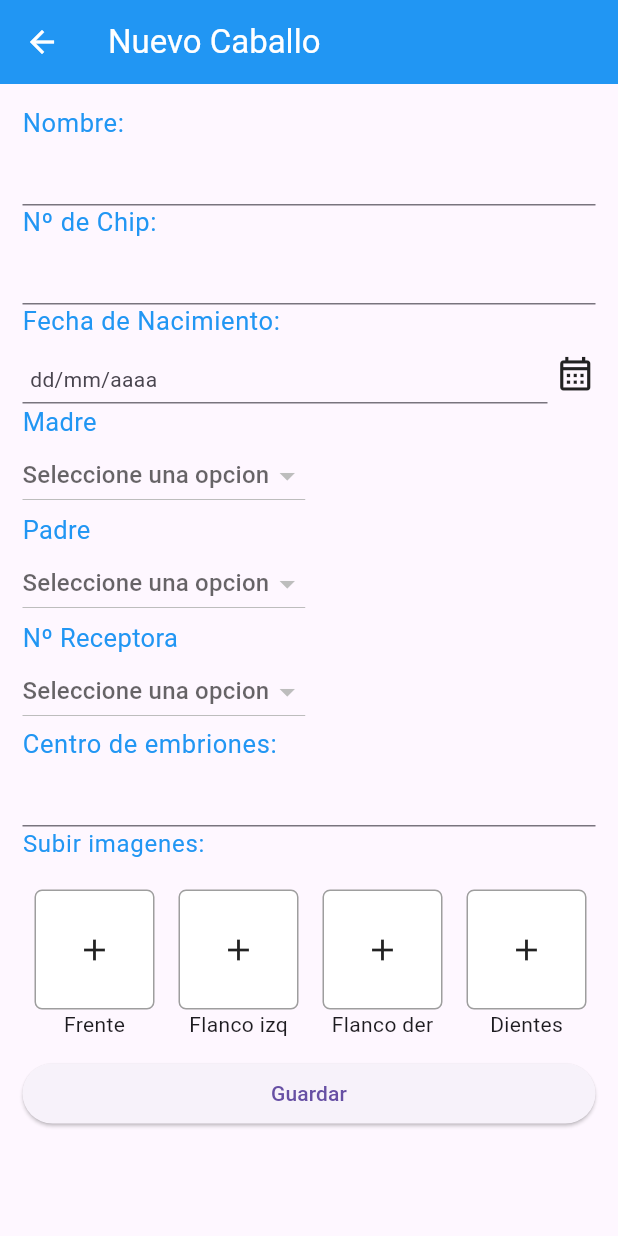
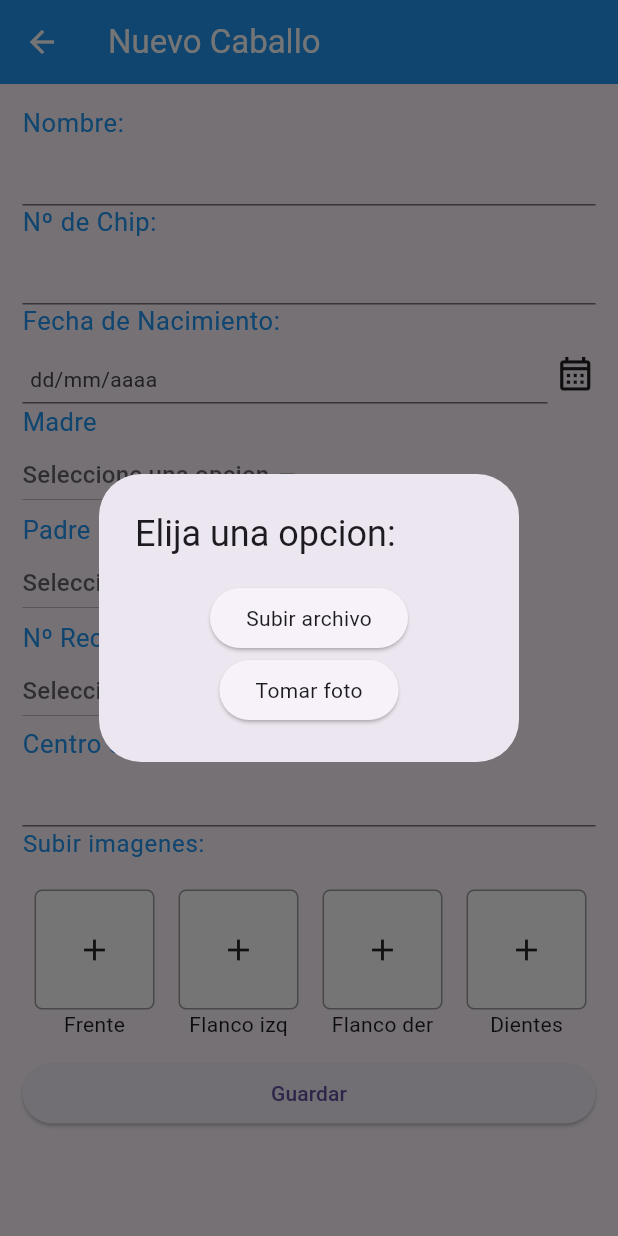
Before and after one commit to Coihue555/horse_power, a Flutter app: the FichaCaballoView screen opened by its route, after a tap on "Frente", on a phone screen of 412 x 824 dp. Run offline on Flutter 3.47's test engine with Material 3 defaults, Android fonts, the light colour scheme and no system bars; our stand-ins replace cloud_firestore, equatable, firebase_core, firebase_storage, flex_color_scheme, font_awesome_flutter and 3 more; accounts and stored records are empty.

Commit message:
#1 Se cargan imagenes

```diff
--- a/lib/views/configuracion/ficha_caballo_view.dart
+++ b/lib/views/configuracion/ficha_caballo_view.dart
@@ -28,36 +28,21 @@ class _FichaCaballoViewState extends State<FichaCaballoView> {
   late Future<List<dynamic>> lstMadres;
   late Future<List<dynamic>> lstPadres;
   late Future<List<dynamic>> lstReceptoras;
+  late Map args = {};
 
   @override
   void initState() {
     super.initState();
+    WidgetsBinding.instance.addPostFrameCallback((timeStamp) {
+      args = (ModalRoute.of(context)!.settings.arguments as Map);
+      cargarDatos({...args});
+    });
     lstMadres = getMadres();
     lstPadres = getPadres();
     lstReceptoras = getReceptoras();
   }
 
-  Future<String>? getMadreDescription(String? madreUid) async {
-    if (madreUid == null) return '';
-    var madre = await lstMadres.then((madres) => madres.firstWhere((madre) => madre['uid'] == madreUid, orElse: () => {}));
-    return madre['madre'];
-  }
-
-  Future<String>? getPadreDescription(String? padreUid) async {
-    if (padreUid == null) return '';
-    var padre = await lstPadres.then((padres) => padres.firstWhere((padre) => padre['uid'] == padreUid, orElse: () => {}));
-    return padre['padre'];
-  }
-
-  Future<String>? getReceptoraDescription(String? receptoraUid) async {
-    if (receptoraUid == null) return '';
-    var receptora = await lstReceptoras.then((padres) => padres.firstWhere((receptora) => receptora['uid'] == receptoraUid, orElse: () => {}));
-    return receptora['receptora'];
-  }
-
-  @override
-  Widget build(BuildContext context) {
-    final Map args = (ModalRoute.of(context)!.settings.arguments ?? {}) as Map;
+  void cargarDatos(Map<dynamic, dynamic> args) async {
     nameController.text = args.containsKey('uid') ? args['name'] : '';
     nroChipController.text = args.containsKey('uid') ? args['nroChip'] : '';
     nameMotherController.text = args.containsKey('uid') ? args['madre'] : '';
@@ -71,10 +56,25 @@ class _FichaCaballoViewState extends State<FichaCaballoView> {
         tempList.add(element);
       }
       lstImagenes = tempList;
-    } else {
-      lstImagenes = List.generate(7, (index) => '');
     }
-    return LayoutBuilder(builder: (context, c) {
+    setState(() {});
+  }
+
+  @override
+  void dispose() {
+    nameController.dispose();
+    nroChipController.dispose();
+    nameMotherController.dispose();
+    nameFatherController.dispose();
+    nroReceiverController.dispose();
+    fechaNacController.dispose();
+    centroEmbController.dispose();
+    lstImagenes.clear();
+    super.dispose();
+  }
+
+  @override
+  Widget build(BuildContext context) {
     return Scaffold(
         appBar: AppBar(
             systemOverlayStyle: const SystemUiOverlayStyle(statusBarIconBrightness: Brightness.light),
@@ -88,7 +88,7 @@ class _FichaCaballoViewState extends State<FichaCaballoView> {
         body: Padding(
           padding: const EdgeInsets.all(15.0),
           child: SizedBox(
-              height: c.maxHeight,
+            height: MediaQuery.of(context).size.height,
             child: SingleChildScrollView(
               child: Column(
                 crossAxisAlignment: CrossAxisAlignment.start,
@@ -115,20 +115,31 @@ class _FichaCaballoViewState extends State<FichaCaballoView> {
                             fechaNacController.text = value;
                           }),
                       FutureBuilder(
-                            future: getMadreDescription(nameMotherController.text),
+                          future: getItemDescription('madre', nameMotherController.text, lstMadres),
                           builder: (context, snapshot) {
+                            if (snapshot.connectionState == ConnectionState.waiting) {
+                              return const CircularProgressIndicator();
+                            } else if (snapshot.hasError) {
+                              return Text("Errorrrr: ${snapshot.error}");
+                            } else {
                               return DynamicDropDown(
                                 label: 'madre',
-                                lstItems: lstMadres,
+                                lstItems: getMadres(),
                                 valorSeleccionado: snapshot.data,
                                 onChanged: (p0) {
                                   nameMotherController.text = p0;
                                 },
                               );
+                            }
                           }),
                       FutureBuilder(
-                            future: getPadreDescription(nameFatherController.text),
+                          future: getItemDescription('padre', nameFatherController.text, lstPadres),
                           builder: (context, snapshot) {
+                            if (snapshot.connectionState == ConnectionState.waiting) {
+                              return const CircularProgressIndicator();
+                            } else if (snapshot.hasError) {
+                              return Text("Errorrrr: ${snapshot.error}");
+                            } else {
                               return DynamicDropDown(
                                 label: 'padre',
                                 lstItems: lstPadres,
@@ -137,10 +148,16 @@ class _FichaCaballoViewState extends State<FichaCaballoView> {
                                   nameFatherController.text = p0;
                                 },
                               );
+                            }
                           }),
                       FutureBuilder(
-                            future: getReceptoraDescription(nroReceiverController.text),
+                          future: getItemDescription('receptora', nroReceiverController.text, lstReceptoras),
                           builder: (context, snapshot) {
+                            if (snapshot.connectionState == ConnectionState.waiting) {
+                              return const CircularProgressIndicator();
+                            } else if (snapshot.hasError) {
+                              return Text("Errorrrr: ${snapshot.error}");
+                            } else {
                               return DynamicDropDown(
                                 label: 'receptora',
                                 lstItems: lstReceptoras,
@@ -149,19 +166,30 @@ class _FichaCaballoViewState extends State<FichaCaballoView> {
                                   nroReceiverController.text = p0;
                                 },
                               );
+                            }
                           }),
                       TextfieldWidget.texto(
                         labelTitulo: 'Centro de embriones:',
                         controller: centroEmbController,
                       ),
+                      Column(
+                        crossAxisAlignment: CrossAxisAlignment.start,
+                        children: [
+                          TextWidget.textLarge(
+                            texto: 'Subir imagenes:',
+                            colorTextoDark: ThemeModel().colorPrimario,
+                            colorTextoLight: ThemeModel().colorPrimario,
+                          ),
+                          const SizedBox(height: 10),
                           ImageUploadWidget(
                               imagesOnline: lstImagenes,
                               onImagesSelected: (images) {
                                 setState(() {
                                   lstImagenes = images;
-                                log(lstImagenes.toString());
                                 });
                               }),
+                        ],
+                      ),
                     ],
                   ),
                   SizedBox(
@@ -211,6 +239,5 @@ class _FichaCaballoViewState extends State<FichaCaballoView> {
             ),
           ),
         ));
-    });
   }
 }
--- a/lib/widgets/dropdown_widget.dart
+++ b/lib/widgets/dropdown_widget.dart
@@ -27,12 +27,17 @@ class _DynamicDropDownState extends State<DynamicDropDown> {
     return FutureBuilder<List<dynamic>>(
       future: widget.lstItems,
       builder: (context, snapshot) {
+        if (snapshot.connectionState == ConnectionState.waiting) {
+          return const CircularProgressIndicator();
+        } else if (snapshot.hasError) {
+          return Text("ErrorssAtDropdown: ${snapshot.error}");
+        } else {
           List<DropdownMenuItem<String>> dropdownItems = (snapshot.data ?? <DropdownMenuItem<String>>[])
               .map<DropdownMenuItem<String>>(
                 (dynamic option) => DropdownMenuItem<String>(
                   value: option['uid'],
                   child: SizedBox(
-                  width: 300,
+                    width: MediaQuery.of(context).size.width * 0.85,
                     child: Text(
                       option[widget.label].toString(),
                       style: const TextStyle(fontSize: 14),
@@ -49,7 +54,7 @@ class _DynamicDropDownState extends State<DynamicDropDown> {
               children: [
                 Text(
                   widget.label == 'receptora' ? 'Nº Receptora' : capitalizar(widget.label),
-                style: const TextStyle(color: Colors.blue, fontSize: 17), // Customize the style as needed
+                  style: const TextStyle(color: Colors.blue, fontSize: 17),
                 ),
                 DropdownButton<String>(
                   hint: Text(widget.valorSeleccionado ?? 'Seleccione una opcion'),
@@ -64,6 +69,7 @@ class _DynamicDropDownState extends State<DynamicDropDown> {
               ],
             ),
           );
+        }
       },
     );
   }
--- a/lib/widgets/image_loader.dart
+++ b/lib/widgets/image_loader.dart
@@ -1,7 +1,7 @@
 import 'dart:io';
 import 'package:flutter/material.dart';
 import 'package:horse_power/global/environment.dart';
-import 'package:horse_power/theme/theme.dart';
+import 'package:horse_power/services/upload_image.dart';
 import 'package:horse_power/widgets/text/text_widget.dart';
 import 'package:image_picker/image_picker.dart';
 
@@ -17,29 +17,29 @@ class ImageUploadWidget extends StatefulWidget {
 class ImageUploadWidgetState extends State<ImageUploadWidget> {
   List<XFile?> selectedImages = List.generate(7, (index) => null);
 
-  Future<void> _pickImage(int index) async {
+  Future<void> pickImage(int index, ImageSource opcion) async {
     final imagePicker = ImagePicker();
-    final pickedFile = await imagePicker.pickImage(source: ImageSource.gallery);
+    final pickedFile = await imagePicker.pickImage(source: opcion);
 
-    setState(() {
     selectedImages[index] = pickedFile;
-    });
 
-    widget.onImagesSelected(selectedImages.where((image) => image != null).map((image) => image!.path).toList());
+    final uploaded = await uploadImage(File(selectedImages[index]!.path));
+    if (mounted) {
+      ScaffoldMessenger.of(context).showSnackBar(const SnackBar(content: Text('Subiendo imagen seleccionada')));
+    }
+    if (mounted) {
+      if (uploaded.containsKey('Ok')) {
+        ScaffoldMessenger.of(context).showSnackBar(const SnackBar(content: Text('Imagen subida correctamente')));
+      }
+    }
+
+    widget.imagesOnline[index] = uploaded['url'];
+    widget.onImagesSelected(widget.imagesOnline.map((image) => image).toList());
   }
 
   @override
   Widget build(BuildContext context) {
-    return Column(
-      crossAxisAlignment: CrossAxisAlignment.start,
-      children: [
-        TextWidget.textLarge(
-          texto: 'Subir imagenes:',
-          colorTextoDark: ThemeModel().colorPrimario,
-          colorTextoLight: ThemeModel().colorPrimario,
-        ),
-        const SizedBox(height: 10),
-        SizedBox(
+    return SizedBox(
       height: 120,
       child: ListView.builder(
           scrollDirection: Axis.horizontal,
@@ -48,20 +48,41 @@ class ImageUploadWidgetState extends State<ImageUploadWidget> {
             return Padding(
               padding: const EdgeInsets.all(8.0),
               child: GestureDetector(
-                    onTap: () => _pickImage(index),
+                onTap: () async {
+                  await showDialog(
+                    context: context,
+                    builder: (context) {
+                      return AlertDialog(
+                        scrollable: true,
+                        title: TextWidget.headLineSmall(texto: 'Elija una opcion:'),
+                        content: Column(
+                          children: [
+                            ElevatedButton(
+                                onPressed: () {
+                                  pickImage(index, ImageSource.gallery);
+                                  Navigator.pop(context);
+                                },
+                                child: TextWidget.textMedium(texto: 'Subir archivo')),
+                            ElevatedButton(
+                                onPressed: () {
+                                  pickImage(index, ImageSource.camera);
+                                  Navigator.pop(context);
+                                },
+                                child: TextWidget.textMedium(texto: 'Tomar foto')),
+                          ],
+                        ),
+                      );
+                    },
+                  );
+                },
                 child: Column(
                   children: [
                     Container(
                       width: 80,
                       height: 80,
-                          decoration: BoxDecoration(
-                              color: Colors.white, border: Border.all(color: Colors.grey), borderRadius: const BorderRadius.all(Radius.circular(5))),
-                          child: selectedImages[index] != null
-                              ? Image.file(
-                                  File(selectedImages[index]!.path),
-                                  fit: BoxFit.cover,
-                                )
-                              : widget.imagesOnline[index] == ''
+                      decoration:
+                          BoxDecoration(color: Colors.white, border: Border.all(color: Colors.grey), borderRadius: const BorderRadius.all(Radius.circular(5))),
+                      child: widget.imagesOnline[index] == ''
                           ? const Icon(Icons.add)
                           : Image.network(
                               widget.imagesOnline[index],
@@ -87,8 +108,6 @@ class ImageUploadWidgetState extends State<ImageUploadWidget> {
               ),
             );
           }),
-        )
-      ],
     );
   }
 }
--- a/pubspec.yaml
+++ b/pubspec.yaml
@@ -42,7 +42,6 @@ dependencies:
   font_awesome_flutter: ^10.6.0
   google_fonts: ^6.1.0
   http: ^1.1.2
-  image_loader: ^1.9.0
   image_picker: ^1.0.5
   intl: ^0.19.0
   shared_preferences: ^2.2.2
```
Also changed, not shown: lib/services/firebase_service.dart (+29 -1 lines), lib/views/configuracion/caballos_view.dart (+31 -9 lines), assets/horse_front.png (deleted), pubspec.lock, 2 other files. Lines whose indentation alone changed are shown as unchanged.
